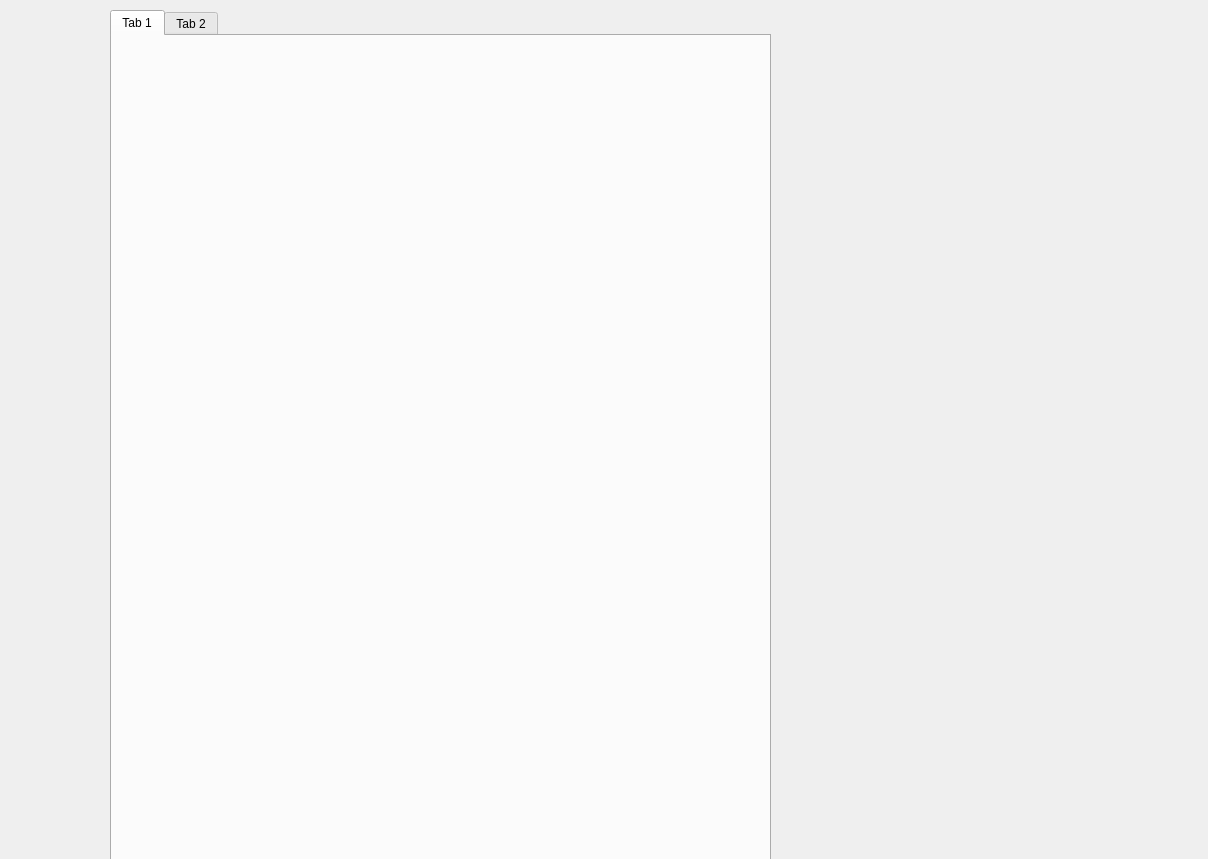
Before: the Qt Designer form DispatchHero/DispatchHero_dockwidget_base.ui in pimklaassen/GEO1005, drawn with Qt 5.
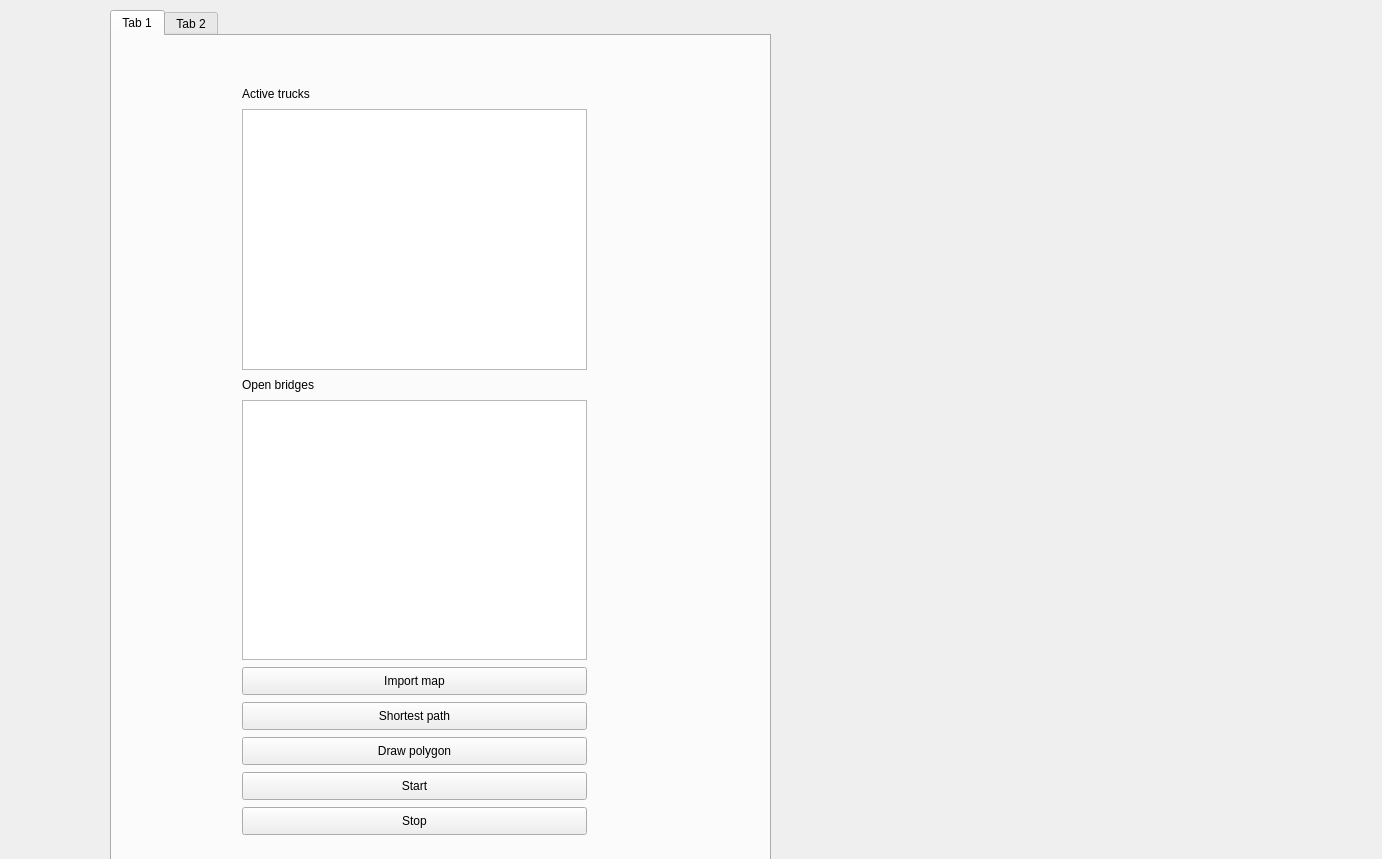
After: the same form once the commit is applied.

Commit message:
Complete interface
Integrated

```diff
--- a/DispatchHero/DispatchHero_dockwidget_base.ui
+++ b/DispatchHero/DispatchHero_dockwidget_base.ui
@@ -6,7 +6,7 @@
    <rect>
     <x>0</x>
     <y>0</y>
-    <width>1208</width>
+    <width>1382</width>
     <height>859</height>
    </rect>
   </property>
@@ -29,6 +29,117 @@
     <attribute name="title">
      <string>Tab 1</string>
     </attribute>
+    <widget class="QPushButton" name="startCounterButton">
+     <property name="geometry">
+      <rect>
+       <x>130</x>
+       <y>736</y>
+       <width>345</width>
+       <height>28</height>
+      </rect>
+     </property>
+     <property name="text">
+      <string>Start</string>
+     </property>
+    </widget>
+    <widget class="QPushButton" name="drawPolygonButton">
+     <property name="geometry">
+      <rect>
+       <x>130</x>
+       <y>701</y>
+       <width>345</width>
+       <height>28</height>
+      </rect>
+     </property>
+     <property name="text">
+      <string>Draw polygon</string>
+     </property>
+    </widget>
+    <widget class="QLabel" name="trucks">
+     <property name="geometry">
+      <rect>
+       <x>130</x>
+       <y>50</y>
+       <width>345</width>
+       <height>16</height>
+      </rect>
+     </property>
+     <property name="text">
+      <string>Active trucks</string>
+     </property>
+    </widget>
+    <widget class="QListWidget" name="trucksList">
+     <property name="geometry">
+      <rect>
+       <x>130</x>
+       <y>73</y>
+       <width>345</width>
+       <height>261</height>
+      </rect>
+     </property>
+    </widget>
+    <widget class="QLabel" name="bridges">
+     <property name="geometry">
+      <rect>
+       <x>130</x>
+       <y>341</y>
+       <width>345</width>
+       <height>16</height>
+      </rect>
+     </property>
+     <property name="text">
+      <string>Open bridges</string>
+     </property>
+    </widget>
+    <widget class="QListWidget" name="bridgesList">
+     <property name="geometry">
+      <rect>
+       <x>130</x>
+       <y>364</y>
+       <width>345</width>
+       <height>260</height>
+      </rect>
+     </property>
+    </widget>
+    <widget class="QPushButton" name="stopCounterButton">
+     <property name="geometry">
+      <rect>
+       <x>130</x>
+       <y>771</y>
+       <width>345</width>
+       <height>28</height>
+      </rect>
+     </property>
+     <property name="text">
+      <string>Stop</string>
+     </property>
+    </widget>
+    <widget class="QPushButton" name="importDataButton">
+     <property name="geometry">
+      <rect>
+       <x>130</x>
+       <y>631</y>
+       <width>345</width>
+       <height>28</height>
+      </rect>
+     </property>
+     <property name="text">
+      <string>Import map</string>
+     </property>
+    </widget>
+    <widget class="QPushButton" name="calcShortestPath">
+     <property name="geometry">
+      <rect>
+       <x>130</x>
+       <y>666</y>
+       <width>345</width>
+       <height>28</height>
+      </rect>
+     </property>
+     <property name="text">
+      <string>Shortest path</string>
+     </property>
+    </widget>
    </widget>
    <widget class="QWidget" name="Decisions">
     <attribute name="title">
```
Left out of the diff: 15 changed lines with no effect on the pictures.
